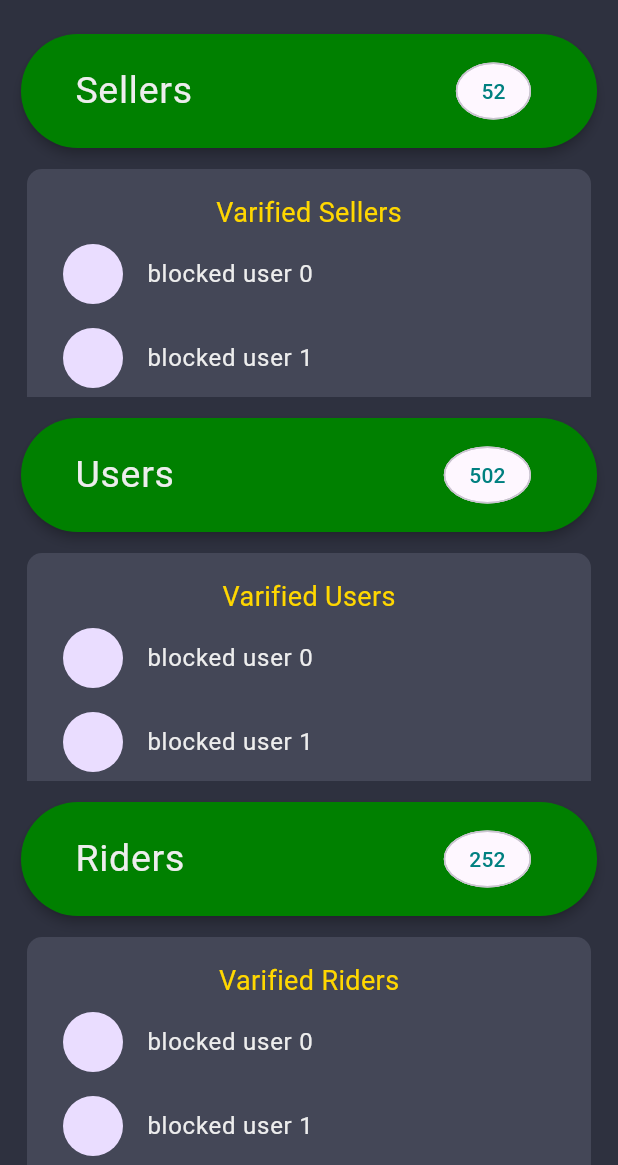
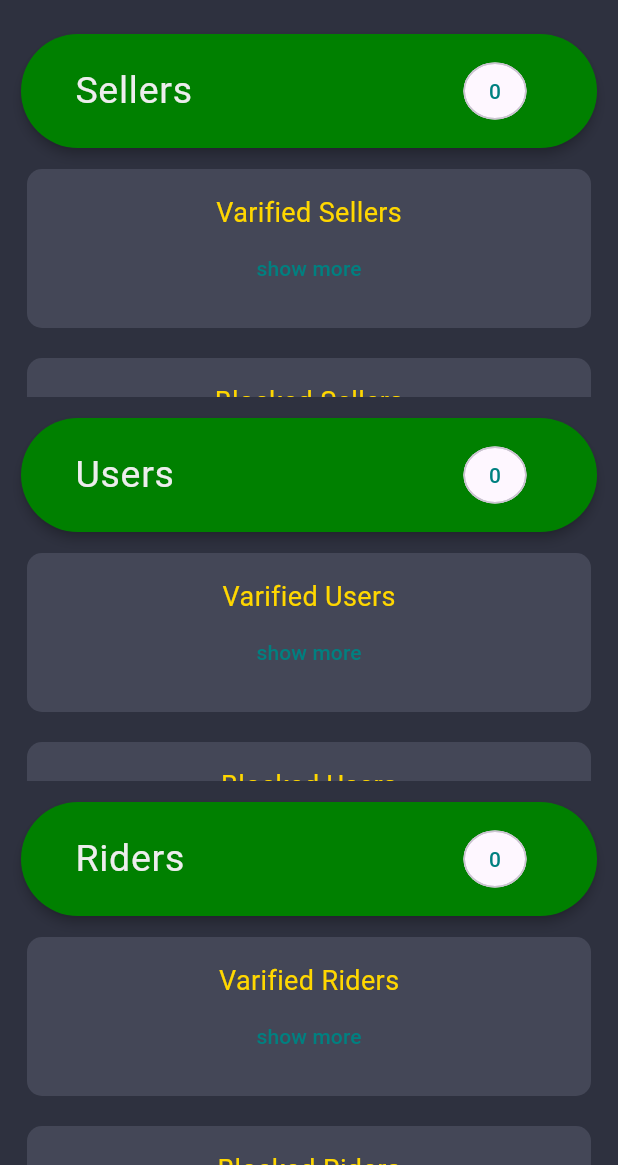
Before and after one commit to yahiyam/fullfill_admin_web, a Flutter app: the HomePage screen opened directly, on a phone screen of 412 x 824 dp, the part 71-1236 px from its top. Run offline on Flutter 3.47's test engine with Material 2 defaults, Android fonts, the light colour scheme and no system bars; our stand-ins replace cloud_firestore, firebase_auth, firebase_core, google_fonts; accounts and stored records are empty.

Commit message:
listed the count of users

```diff
--- a/lib/features/view/home/home.dart
+++ b/lib/features/view/home/home.dart
@@ -9,7 +9,11 @@ import 'package:fullfill_admin_web_portal/features/view/users/users_info.dart';
 import 'package:fullfill_admin_web_portal/features/view/sellers/sellers_info.dart';
 import 'package:fullfill_admin_web_portal/features/view/users/users_page.dart';
 import 'package:fullfill_admin_web_portal/features/view_model/drawer/select_button_index.dart';
+import 'package:fullfill_admin_web_portal/features/view_model/riders/riders_provider.dart';
+import 'package:fullfill_admin_web_portal/features/view_model/sellers/sellers_provider.dart';
+import 'package:fullfill_admin_web_portal/features/view_model/users/users_provider.dart';
 import 'package:fullfill_admin_web_portal/responsive/responsive_layout.dart';
+import 'package:fullfill_admin_web_portal/utils/functions/alert_message.dart';
 import 'package:provider/provider.dart';
 
 class HomePage extends StatelessWidget {
@@ -17,6 +21,24 @@ class HomePage extends StatelessWidget {
 
   @override
   Widget build(BuildContext context) {
+    final ridersProvider = Provider.of<RiderProvider>(context, listen: false);
+    ridersProvider.fetchAllRiders((error) => showAlertMessege(
+          context,
+          title: 'Error fetching all riders',
+          message: error ?? 'error showing error ;)',
+        ));
+    final sellersProvider = Provider.of<SellerProvider>(context, listen: false);
+    sellersProvider.fetchAllSellers((error) => showAlertMessege(
+          context,
+          title: 'Error fetching all sellers',
+          message: error ?? 'error showing error ;)',
+        ));
+    final usersProvider = Provider.of<UserProvider>(context, listen: false);
+    usersProvider.fetchAllUsers((error) => showAlertMessege(
+          context,
+          title: 'Error fetching all users',
+          message: error ?? 'error showing error ;)',
+        ));
     return Scaffold(
       appBar: const CustumAppBar(),
       drawer: const DrawerPage(),
@@ -69,10 +91,8 @@ class HomePage extends StatelessWidget {
                   Expanded(child: SellersInfo()),
                 ])
               : drawer.selectedIndex == 1
-                  ? const Row(children: [
-                      DrawerPage(),
-                      Expanded(child: ContactsPage())
-                    ])
+                  ? const Row(
+                      children: [DrawerPage(), Expanded(child: ContactsPage())])
                   : drawer.selectedIndex == 2
                       ? const Row(children: [
                           DrawerPage(),
--- a/lib/features/view/riders/riders_info.dart
+++ b/lib/features/view/riders/riders_info.dart
@@ -2,68 +2,74 @@ import 'package:flutter/material.dart';
 import 'package:fullfill_admin_web_portal/features/view/home/widgets/division_header.dart';
 import 'package:fullfill_admin_web_portal/features/view/home/widgets/type_card.dart';
 import 'package:fullfill_admin_web_portal/features/view/riders/riders_page.dart';
+import 'package:fullfill_admin_web_portal/features/view_model/riders/riders_provider.dart';
 import 'package:fullfill_admin_web_portal/responsive/responsive_layout.dart';
+import 'package:provider/provider.dart';
 
 class RidersInfo extends StatelessWidget {
   const RidersInfo({super.key});
 
   @override
   Widget build(BuildContext context) {
+    return Consumer<RiderProvider>(
+      builder: (context, ridersProvider, _) {
         return ListView(
           shrinkWrap: true,
-      children: const [
-        DivisionHeader(title: 'Riders', count: 252),
+          children: [
+            DivisionHeader(title: 'Riders', count: ridersProvider.ridersCount),
             Padding(
-          padding: EdgeInsets.symmetric(horizontal: 8),
+              padding: const EdgeInsets.symmetric(horizontal: 8),
               child: ResponsiveLayout(
                 tablet: DivisionSnapCard(
                   title: 'Varified Riders',
-              itemCount: 5,
-              navigate: RidersPage(),
+                  itemCount: ridersProvider.verifiedRiders.length,
+                  navigate: const RidersPage(),
                 ),
                 computer: Row(
                   crossAxisAlignment: CrossAxisAlignment.start,
                   children: [
                     Expanded(
                       child: DivisionSnapCard(
-                    title: 'Varified Riders',
-                    itemCount: 6,
-                    navigate: RidersPage(),
+                        title: 'Verified Riders',
+                        itemCount: ridersProvider.verifiedRiders.length,
+                        navigate: const RidersPage(),
                       ),
                     ),
                     Expanded(
                       child: DivisionSnapCard(
                         title: 'Blocked Riders',
-                    itemCount: 3,
-                    navigate: RidersPage(),
+                        itemCount: ridersProvider.blockedRiders.length,
+                        navigate: const RidersPage(),
                       ),
                     ),
                   ],
                 ),
                 phone: DivisionSnapCard(
                   title: 'Varified Riders',
-              itemCount: 6,
-              navigate: RidersPage(),
+                  itemCount: ridersProvider.verifiedRiders.length,
+                  navigate: const RidersPage(),
                 ),
               ),
             ),
             Padding(
-          padding: EdgeInsets.symmetric(horizontal: 8),
+              padding: const EdgeInsets.symmetric(horizontal: 8),
               child: ResponsiveLayout(
                 tablet: DivisionSnapCard(
                   title: 'Blocked Riders',
-              itemCount: 7,
-              navigate: RidersPage(),
+                  itemCount: ridersProvider.blockedRiders.length,
+                  navigate: const RidersPage(),
                 ),
-            computer: SizedBox(),
+                computer: const SizedBox(),
                 phone: DivisionSnapCard(
                   title: 'Blocked Riders',
-              itemCount: 2,
-              navigate: RidersPage(),
+                  itemCount: ridersProvider.blockedRiders.length,
+                  navigate: const RidersPage(),
                 ),
               ),
             ),
           ],
         );
+      },
+    );
   }
 }
--- a/lib/features/view/sellers/sellers_info.dart
+++ b/lib/features/view/sellers/sellers_info.dart
@@ -1,69 +1,76 @@
 import 'package:flutter/material.dart';
 import 'package:fullfill_admin_web_portal/features/view/sellers/sellers_page.dart';
+import 'package:fullfill_admin_web_portal/features/view_model/sellers/sellers_provider.dart';
 import 'package:fullfill_admin_web_portal/responsive/responsive_layout.dart';
 import 'package:fullfill_admin_web_portal/features/view/home/widgets/division_header.dart';
 import 'package:fullfill_admin_web_portal/features/view/home/widgets/type_card.dart';
+import 'package:provider/provider.dart';
 
 class SellersInfo extends StatelessWidget {
   const SellersInfo({super.key});
 
   @override
   Widget build(BuildContext context) {
+    return Consumer<SellerProvider>(
+      builder: (context, sellersProvider, _) {
         return ListView(
           shrinkWrap: true,
-      children: const [
-        DivisionHeader(title: 'Sellers', count: 52),
+          children: [
+            DivisionHeader(
+                title: 'Sellers', count: sellersProvider.sellersCount),
             Padding(
-          padding: EdgeInsets.symmetric(horizontal: 8),
+              padding: const EdgeInsets.symmetric(horizontal: 8),
               child: ResponsiveLayout(
                 tablet: DivisionSnapCard(
                   title: 'Varified Sellers',
-              itemCount: 10,
-              navigate: SellersPage(),
+                  itemCount: sellersProvider.verifiedSellers.length,
+                  navigate: const SellersPage(),
                 ),
                 computer: Row(
                   crossAxisAlignment: CrossAxisAlignment.start,
                   children: [
                     Expanded(
                       child: DivisionSnapCard(
-                    title: 'Varified Sellers',
-                    itemCount: 6,
-                    navigate: SellersPage(),
+                        title: 'Verified Sellers',
+                        itemCount: sellersProvider.verifiedSellers.length,
+                        navigate: const SellersPage(),
                       ),
                     ),
                     Expanded(
                       child: DivisionSnapCard(
                         title: 'Blocked Sellers',
-                    itemCount: 3,
-                    navigate: SellersPage(),
+                        itemCount: sellersProvider.blockedSellers.length,
+                        navigate: const SellersPage(),
                       ),
                     ),
                   ],
                 ),
                 phone: DivisionSnapCard(
                   title: 'Varified Sellers',
-              itemCount: 6,
-              navigate: SellersPage(),
+                  itemCount: sellersProvider.verifiedSellers.length,
+                  navigate: const SellersPage(),
                 ),
               ),
             ),
             Padding(
-          padding: EdgeInsets.symmetric(horizontal: 8),
+              padding: const EdgeInsets.symmetric(horizontal: 8),
               child: ResponsiveLayout(
                 tablet: DivisionSnapCard(
                   title: 'Blocked Sellers',
-              itemCount: 7,
-              navigate: SellersPage(),
+                  itemCount: sellersProvider.blockedSellers.length,
+                  navigate: const SellersPage(),
                 ),
-            computer: SizedBox(),
+                computer: const SizedBox(),
                 phone: DivisionSnapCard(
                   title: 'Blocked Sellers',
-              itemCount: 2,
-              navigate: SellersPage(),
+                  itemCount: sellersProvider.blockedSellers.length,
+                  navigate: const SellersPage(),
                 ),
               ),
             ),
           ],
         );
+      },
+    );
   }
 }
--- a/lib/features/view/users/users_info.dart
+++ b/lib/features/view/users/users_info.dart
@@ -1,69 +1,75 @@
 import 'package:flutter/material.dart';
 import 'package:fullfill_admin_web_portal/features/view/users/users_page.dart';
+import 'package:fullfill_admin_web_portal/features/view_model/users/users_provider.dart';
 import 'package:fullfill_admin_web_portal/responsive/responsive_layout.dart';
 import 'package:fullfill_admin_web_portal/features/view/home/widgets/division_header.dart';
 import 'package:fullfill_admin_web_portal/features/view/home/widgets/type_card.dart';
+import 'package:provider/provider.dart';
 
 class UsersInfo extends StatelessWidget {
   const UsersInfo({super.key});
 
   @override
   Widget build(BuildContext context) {
+    return Consumer<UserProvider>(
+      builder: (context, usersProvider, _) {
         return ListView(
           shrinkWrap: true,
-      children: const [
-        DivisionHeader(title: 'Users', count: 502),
+          children: [
+            DivisionHeader(title: 'Users', count: usersProvider.usersCount),
             Padding(
-          padding: EdgeInsets.symmetric(horizontal: 8),
+              padding: const EdgeInsets.symmetric(horizontal: 8),
               child: ResponsiveLayout(
                 tablet: DivisionSnapCard(
-              title: 'Varified Users',
-              itemCount: 5,
-              navigate: UsersPage(),
+                  title: 'Verified Users',
+                  itemCount: usersProvider.verifiedUsers.length,
+                  navigate: const UsersPage(),
                 ),
                 computer: Row(
                   crossAxisAlignment: CrossAxisAlignment.start,
                   children: [
                     Expanded(
                       child: DivisionSnapCard(
-                    title: 'Varified Users',
-                    itemCount: 6,
-                    navigate: UsersPage(),
+                        title: 'Verified Users',
+                        itemCount: usersProvider.verifiedUsers.length,
+                        navigate: const UsersPage(),
                       ),
                     ),
                     Expanded(
                       child: DivisionSnapCard(
                         title: 'Blocked Users',
-                    itemCount: 3,
-                    navigate: UsersPage(),
+                        itemCount: usersProvider.blockedUsers.length,
+                        navigate: const UsersPage(),
                       ),
                     ),
                   ],
                 ),
                 phone: DivisionSnapCard(
                   title: 'Varified Users',
-              itemCount: 6,
-              navigate: UsersPage(),
+                  itemCount: usersProvider.verifiedUsers.length,
+                  navigate: const UsersPage(),
                 ),
               ),
             ),
             Padding(
-          padding: EdgeInsets.symmetric(horizontal: 8),
+              padding: const EdgeInsets.symmetric(horizontal: 8),
               child: ResponsiveLayout(
                 tablet: DivisionSnapCard(
                   title: 'Blocked Users',
-              itemCount: 7,
-              navigate: UsersPage(),
+                  itemCount: usersProvider.blockedUsers.length,
+                  navigate: const UsersPage(),
                 ),
-            computer: SizedBox(),
+                computer: const SizedBox(),
                 phone: DivisionSnapCard(
                   title: 'Blocked Users',
-              itemCount: 2,
-              navigate: UsersPage(),
+                  itemCount: usersProvider.blockedUsers.length,
+                  navigate: const UsersPage(),
                 ),
               ),
             ),
           ],
         );
+      },
+    );
   }
 }
--- a/lib/features/view_model/riders/riders_provider.dart
+++ b/lib/features/view_model/riders/riders_provider.dart
@@ -5,9 +5,11 @@ import 'package:fullfill_admin_web_portal/features/data/model/rider.dart';
 class RiderProvider extends ChangeNotifier {
   final List<Rider> _verifiedRiders = [];
   final List<Rider> _blockedRiders = [];
+  int _ridersCount = 0;
 
   List<Rider> get verifiedRiders => _verifiedRiders;
   List<Rider> get blockedRiders => _blockedRiders;
+  int get ridersCount => _ridersCount;
 
   Future<void> fetchAllRiders(Function(String? error) callback) async {
     try {
@@ -31,6 +33,8 @@ class RiderProvider extends ChangeNotifier {
         blockedRiders.add(rider);
       }
 
+      _ridersCount = verifiedRiders.length + blockedRiders.length;
+
       notifyListeners();
     } catch (e) {
       callback(e.toString());
--- a/lib/features/view_model/sellers/sellers_provider.dart
+++ b/lib/features/view_model/sellers/sellers_provider.dart
@@ -5,9 +5,11 @@ import 'package:fullfill_admin_web_portal/features/data/model/seller.dart';
 class SellerProvider extends ChangeNotifier {
   final List<Seller> _verifiedSellers = [];
   final List<Seller> _blockedSellers = [];
+  int _sellersCount = 0;
 
   List<Seller> get verifiedSellers => _verifiedSellers;
   List<Seller> get blockedSellers => _blockedSellers;
+  int get sellersCount => _sellersCount;
 
   Future<void> fetchAllSellers(Function(String? error) callback) async {
     try {
@@ -31,6 +33,8 @@ class SellerProvider extends ChangeNotifier {
         blockedSellers.add(seller);
       }
 
+      _sellersCount = verifiedSellers.length + blockedSellers.length;
+
       notifyListeners();
     } catch (e) {
       callback(e.toString());
--- a/lib/features/view_model/users/users_provider.dart
+++ b/lib/features/view_model/users/users_provider.dart
@@ -5,9 +5,11 @@ import 'package:fullfill_admin_web_portal/features/data/model/user.dart';
 class UserProvider extends ChangeNotifier {
   final List<User> _verifiedUsers = [];
   final List<User> _blockedUsers = [];
+  int _usersCount = 0;
 
   List<User> get verifiedUsers => _verifiedUsers;
   List<User> get blockedUsers => _blockedUsers;
+  int get usersCount => _usersCount;
 
   Future<void> fetchAllUsers(Function(String? error) callback) async {
     try {
@@ -31,6 +33,8 @@ class UserProvider extends ChangeNotifier {
         blockedUsers.add(user);
       }
 
+      _usersCount = verifiedUsers.length + blockedUsers.length;
+
       notifyListeners();
     } catch (e) {
       callback(e.toString());
--- a/lib/main.dart
+++ b/lib/main.dart
@@ -9,6 +9,9 @@ import 'package:fullfill_admin_web_portal/features/view_model/auth/login_provide
 import 'package:fullfill_admin_web_portal/features/view_model/auth/obscure_provider.dart';
 import 'package:fullfill_admin_web_portal/features/view_model/drawer/select_button_index.dart';
 import 'package:fullfill_admin_web_portal/features/view_model/home/time_date.dart';
+import 'package:fullfill_admin_web_portal/features/view_model/riders/riders_provider.dart';
+import 'package:fullfill_admin_web_portal/features/view_model/sellers/sellers_provider.dart';
+import 'package:fullfill_admin_web_portal/features/view_model/users/users_provider.dart';
 import 'package:google_fonts/google_fonts.dart';
 import 'package:provider/provider.dart';
 
@@ -29,6 +32,9 @@ Future<void> main() async {
         ChangeNotifierProvider(create: (context) => SelectedDrawer()),
         ChangeNotifierProvider(create: (context) => LoginProvider()),
         ChangeNotifierProvider(create: (context) => DateTimeProvider()),
+        ChangeNotifierProvider(create: (context) => RiderProvider()),
+        ChangeNotifierProvider(create: (context) => SellerProvider()),
+        ChangeNotifierProvider(create: (context) => UserProvider()),
       ],
       child: const MyApp(),
     ),
--- a/lib/utils/functions/alert_message.dart
+++ b/lib/utils/functions/alert_message.dart
@@ -28,11 +28,10 @@ Future<dynamic> showAlertMessege(
                   ),
                 ),
               ),
+              if (onOKTap != null)
                 ElevatedButton(
                   onPressed: () {
-                  if (onOKTap != null) {
                     onOKTap();
-                  }
                   },
                   child: const Center(
                     child: Text(
```
Lines whose indentation alone changed are shown as unchanged.
